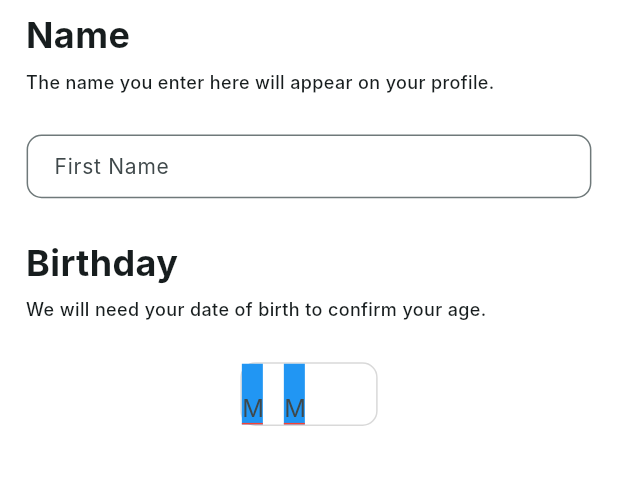
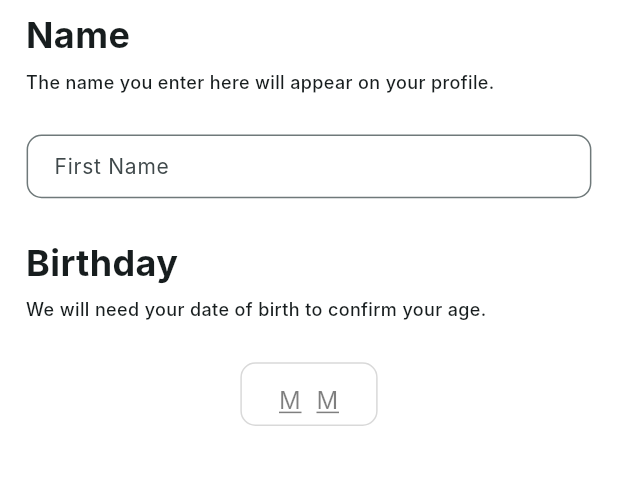
Before and after one commit to eUnity-Development/eUnity-app, a Flutter app: the NameDOBGender screen opened directly, on a phone screen of 412 x 824 dp, the part 75-560 px from its top. Run offline on Flutter 3.47's test engine with Material 3 defaults, Android fonts, the phone set to English and light mode, and no system bars; our stand-ins replace cookie_jar, curved_navigation_bar, dio, dio_cookie_manager, dotted_border, equatable and 5 more; Roboto replaces fonts that are missing (Inter); project files that could hold a hidden picture were left out.

Commit message:
Switch to stack instead

```diff
--- a/frontend/lib/views/NameDOBGender.dart
+++ b/frontend/lib/views/NameDOBGender.dart
@@ -138,65 +138,77 @@ class _NameDOBGender extends State<NameDOBGender> {
                 Container(
                   height: 48 * DesignVariables.heightConversion,
                   width: 95.53 * DesignVariables.widthConversion,
+
                   decoration: BoxDecoration(
                       border: Border.all(color: DesignVariables.greyLines, width: 1),
                       borderRadius: const BorderRadius.all(Radius.circular(10))
                   ),
+
                   child: Row(
+                    mainAxisAlignment: MainAxisAlignment.center,
+                    crossAxisAlignment: CrossAxisAlignment.center,
+
                     children: [
                       Container(
-                        width: 14,
-                        color: Colors.blue,
-                        child: TextField(
+                        width: 15,
+                        child: Stack(
+                          children: [
+                            TextField(
+
+                              maxLength: 1,
                               controller: _monthOneController,
-                          //focusNode: _focusNode,
-                          decoration: const InputDecoration(
-                            contentPadding: EdgeInsets.only(bottom: 3),
+                              decoration: InputDecoration(
+                                contentPadding: EdgeInsets.only(bottom: 0),
                                 hintText: 'M',
-
-                          border: UnderlineInputBorder(
-                            borderSide: BorderSide(width: 1, color: Colors.red),
+                                hintStyle: TextStyle(color: Colors.black.withOpacity(0.5)),
+                                border: InputBorder.none,
                               ),
-                          enabledBorder: UnderlineInputBorder(
-                            borderSide: BorderSide(width: 1, color: Colors.red),
+                              textAlignVertical: TextAlignVertical.center,
+                              textAlign: TextAlign.center,
                             ),
-                          focusedBorder: UnderlineInputBorder(
-                            borderSide: BorderSide(width: 1, color: Colors.red),
+                            Positioned(
+                              left: 0,
+                              right: 0,
+                              bottom: 0,
+                              child: Divider(
+                                color: Colors.black.withOpacity(0.5)
                               ),
                             ),
 
-                          textAlignVertical: TextAlignVertical.center,
-                          textAlign: TextAlign.center,
-                        )
+                          ],)
 
                       ),
 
-                      const SizedBox(width: 14),
+                      const SizedBox(width: 10),
 
                       Container(
-                        width: 14,
-                        color: Colors.blue,
-                        child: TextField(
+                        width: 15,
+                        child: Stack(
+                          children: [
+                            TextField(
+
+                              maxLength: 1,
                               controller: _monthTwoController,
-                          //focusNode: _focusNode,
-                          decoration: const InputDecoration(
-                            contentPadding: EdgeInsets.only(bottom: 3),
+                              decoration: InputDecoration(
+                                contentPadding: EdgeInsets.only(bottom: 0),
                                 hintText: 'M',
-
-                          border: UnderlineInputBorder(
-                            borderSide: BorderSide(width: 1, color: Colors.red),
+                                hintStyle: TextStyle(color: Colors.black.withOpacity(0.5)),
+                                border: InputBorder.none,
                               ),
-                          enabledBorder: UnderlineInputBorder(
-                            borderSide: BorderSide(width: 1, color: Colors.red),
+                              textAlignVertical: TextAlignVertical.center,
+                              textAlign: TextAlign.center,
                             ),
-                          focusedBorder: UnderlineInputBorder(
-                            borderSide: BorderSide(width: 1, color: Colors.red),
+                            Positioned(
+                              left: 0,
+                              right: 0,
+                              bottom: 0,
+                              child: Divider(
+                                color: Colors.black.withOpacity(0.5)
                               ),
                             ),
 
-                          textAlignVertical: TextAlignVertical.center,
-                          textAlign: TextAlign.center,
-                        )
+                          ],)
+
                       ),
                     ],
                   )
```
Lines whose indentation alone changed are shown as unchanged.
